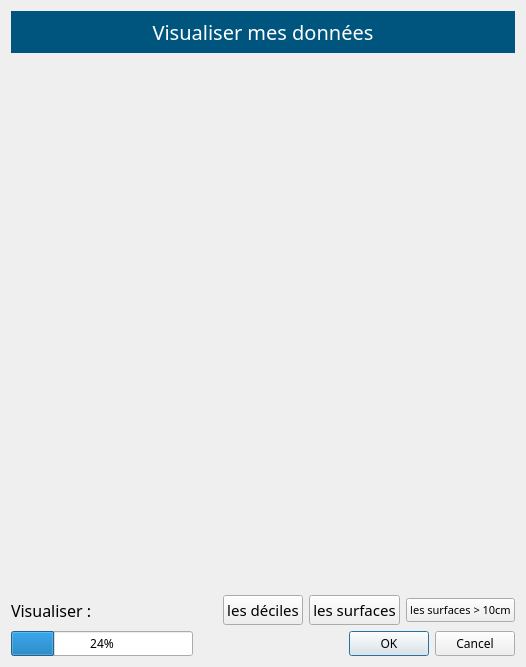
First picture: the form in ui/visu.ui, repository mar-ion8/topeau, before the edit.
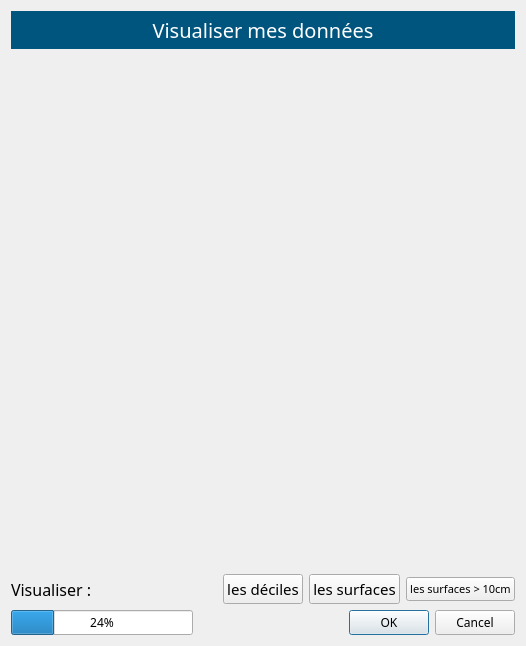
Second picture: the form after the edit.

Commit message: interface Visu des données responsive

What changed in the file:
```diff
--- a/ui/visu.ui
+++ b/ui/visu.ui
@@ -7,7 +7,7 @@
     <x>0</x>
     <y>0</y>
     <width>526</width>
-    <height>667</height>
+    <height>646</height>
    </rect>
   </property>
   <property name="windowTitle">
```
